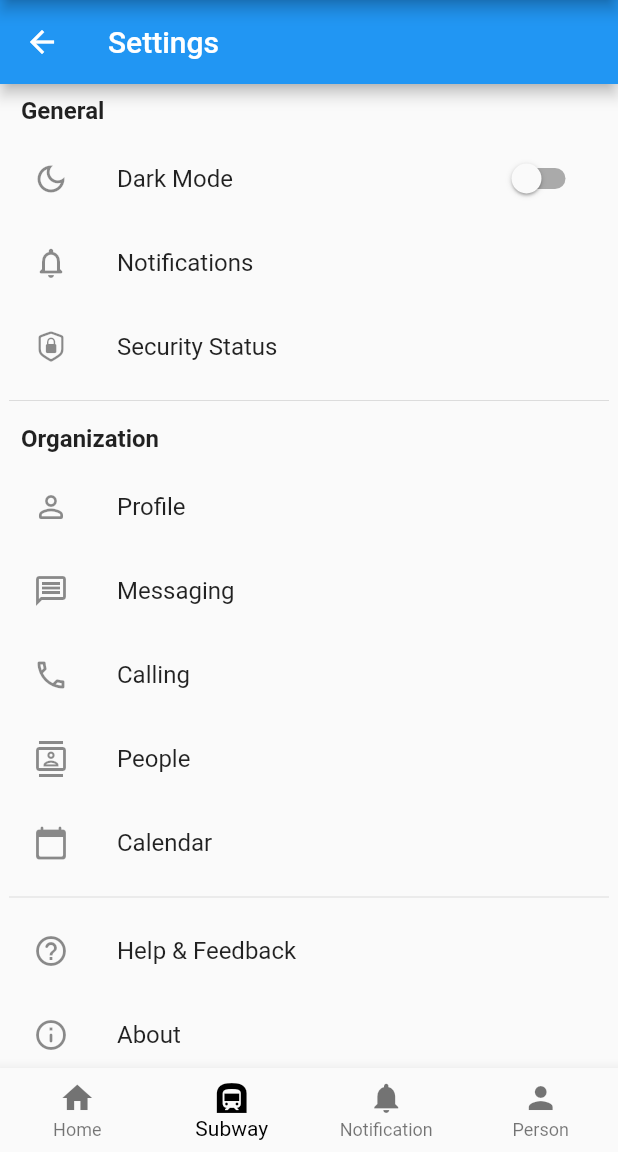
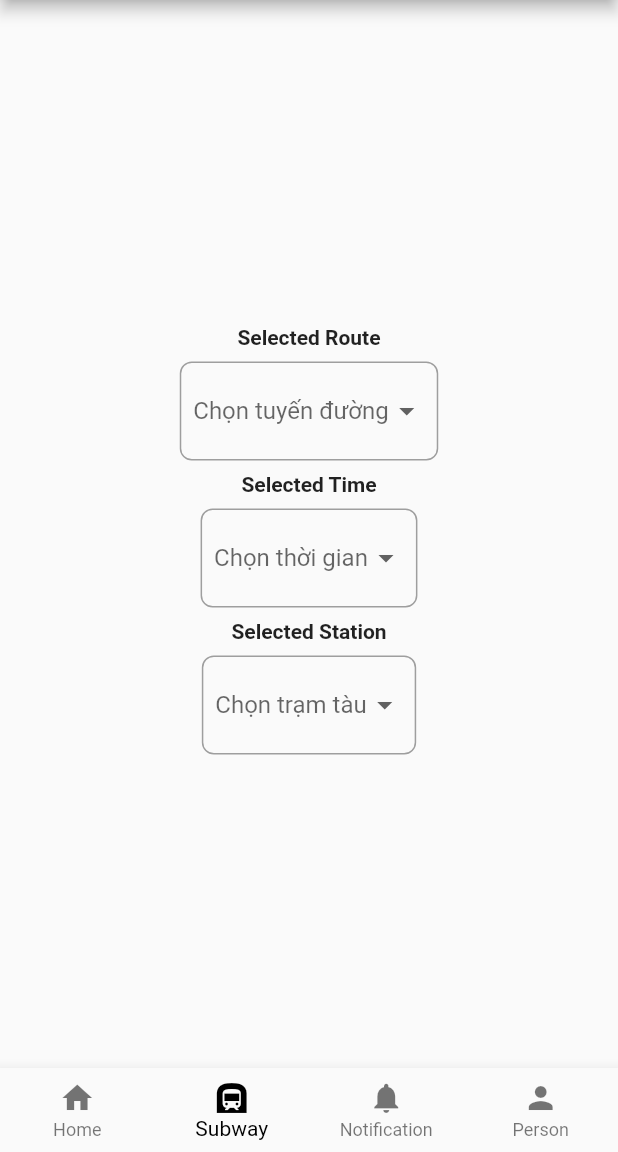
Before and after one commit to Adventure-SWD/Mobile, a Flutter app: the MyHomePage screen opened by its route, item 2 of the bottom bar chosen, on a phone screen of 412 x 824 dp, the part 84-1236 px from its top. Run offline on Flutter 3.47's test engine with Material 2 defaults, Android fonts, the phone set to English and light mode, and no system bars; our stand-ins replace firebase_auth, firebase_core; accounts and stored records are empty; network calls fail.

Commit message:
Update Selected Route

```diff
--- a/lib/login_page.dart
+++ b/lib/login_page.dart
@@ -178,13 +178,13 @@ class __FormContentState extends State<_FormContent> {
                   if (_formKey.currentState?.validate() ?? false) {
                     /// do something
                   }
-                  // Dùng để test, bấm chạy vào màn hình chính
                   String email = emailController.text;
                   String password = passwordController.text;
                   Future<bool> loginStatus = signIn(email, password);
                   if(loginStatus == true) {
                     Navigator.pushNamed(context, '/main-page');
                   } else {
+                    Navigator.pushNamed(context, '/main-page');
                     print('khong dang nhap duoc');
                   }
                 },
--- a/lib/main.dart
+++ b/lib/main.dart
@@ -2,7 +2,8 @@
 import 'package:flutter/material.dart';
 import 'package:metrofood/notification_page.dart';
 import 'package:metrofood/profile_page.dart';
-import 'package:metrofood/settingPage.dart';
+import 'package:metrofood/route_select.dart';
+import 'package:metrofood/setting_page.dart';
 
 //imports firebase
 import 'package:firebase_core/firebase_core.dart';
@@ -87,7 +88,7 @@
 
   final screen = [
     const HomePage(),
-    const SettingsPage(),
+    const RouteSelectPage(),
     const NewsFeedPage(),
     const ProfilePage(),
   ];
--- a/lib/profile_page.dart
+++ b/lib/profile_page.dart
@@ -1,5 +1,5 @@
 import 'package:flutter/material.dart';
-import 'package:metrofood/settingPage.dart';
+import 'package:metrofood/setting_page.dart';
 
 class ProfilePage extends StatefulWidget {
   const ProfilePage({Key? key}) : super(key: key);
--- /dev/null
+++ b/lib/route_select.dart
@@ -0,0 +1,149 @@
+import 'package:flutter/material.dart';
+
+class RouteSelectPage extends StatefulWidget{
+  static const routeName = '/routeSelect-page';
+  const RouteSelectPage({Key? key}) : super(key: key);
+
+  @override
+  State<StatefulWidget> createState() => _RouteSelectPage();
+}
+
+class _RouteSelectPage extends State<RouteSelectPage> {
+
+  String? _selectedRoute;
+  final List<String> _route = ['Tuyến số 1', 'Tuyến số 2', 'Tuyến số 3'];
+
+  String? _selectedTime;
+  final List<String> _time = ['6:00 AM', '6:15 AM', '6:30 AM'];
+
+  String? _selectedStation;
+  final List<String> _station = ['Ga số 1', 'Ga số 2', 'Ga số 3'];
+
+  @override
+  Widget build(BuildContext context) {
+    return Scaffold(
+      body: Center(
+        child: Container(
+          width: 300,
+          padding: const EdgeInsets.all(8.0),
+          child: SingleChildScrollView(
+            child: Column(
+              mainAxisAlignment: MainAxisAlignment.center,
+              children: [
+                _title("Selected Route"),
+                Container(
+                    padding: const EdgeInsets.all(8.0),
+                    decoration: BoxDecoration(
+                        border: Border.all(color: Colors.grey),
+                        borderRadius: BorderRadius.circular(8.0)),
+                    child: _dropDownRoute(underline: Container())),
+                _title("Selected Time"),
+                Container(
+                    padding: const EdgeInsets.all(8.0),
+                    decoration: BoxDecoration(
+                        border: Border.all(color: Colors.grey),
+                        borderRadius: BorderRadius.circular(8.0)),
+                    child: _dropDownTime(underline: Container())),
+                _title("Selected Station"),
+                Container(
+                    padding: const EdgeInsets.all(8.0),
+                    decoration: BoxDecoration(
+                        border: Border.all(color: Colors.grey),
+                        borderRadius: BorderRadius.circular(8.0)),
+                    child: _dropDownStation(underline: Container())),
+              ],
+            ),
+          ),
+        ),
+      ),
+    );
+  }
+
+  Widget _title(String val) {
+    return Padding(
+      padding: const EdgeInsets.all(8.0),
+      child: Text(
+        val,
+        style: const TextStyle(fontWeight: FontWeight.bold),
+      ),
+    );
+  }
+
+  Widget _dropDownRoute({
+    Widget? underline,
+    Widget? icon,
+    TextStyle? style,
+    TextStyle? hintStyle,
+    Color? dropdownColor,
+    Color? iconEnabledColor,
+  }) =>
+      DropdownButton<String>(
+          value: _selectedRoute,
+          underline: underline,
+          icon: icon,
+          dropdownColor: dropdownColor,
+          style: style,
+          iconEnabledColor: iconEnabledColor,
+          onChanged: (String? newValue) {
+            setState(() {
+              _selectedRoute = newValue;
+            });
+          },
+          hint: Text("Chọn tuyến đường", style: hintStyle),
+          items: _route
+              .map((route) =>
+              DropdownMenuItem<String>(value: route, child: Text(route)))
+              .toList());
+
+  Widget _dropDownTime({
+    Widget? underline,
+    Widget? icon,
+    TextStyle? style,
+    TextStyle? hintStyle,
+    Color? dropdownColor,
+    Color? iconEnabledColor,
+  }) =>
+      DropdownButton<String>(
+          value: _selectedTime,
+          underline: underline,
+          icon: icon,
+          dropdownColor: dropdownColor,
+          style: style,
+          iconEnabledColor: iconEnabledColor,
+          onChanged: (String? newValue) {
+            setState(() {
+              _selectedTime = newValue;
+            });
+          },
+          hint: Text("Chọn thời gian", style: hintStyle),
+          items: _time
+              .map((time) =>
+              DropdownMenuItem<String>(value: time, child: Text(time)))
+              .toList());
+
+  Widget _dropDownStation({
+    Widget? underline,
+    Widget? icon,
+    TextStyle? style,
+    TextStyle? hintStyle,
+    Color? dropdownColor,
+    Color? iconEnabledColor,
+  }) =>
+      DropdownButton<String>(
+          value: _selectedStation,
+          underline: underline,
+          icon: icon,
+          dropdownColor: dropdownColor,
+          style: style,
+          iconEnabledColor: iconEnabledColor,
+          onChanged: (String? newValue) {
+            setState(() {
+              _selectedStation = newValue;
+            });
+          },
+          hint: Text("Chọn trạm tàu", style: hintStyle),
+          items: _station
+              .map((station) =>
+              DropdownMenuItem<String>(value: station, child: Text(station)))
+              .toList());
+}
```
Also changed, not shown: lib/setting_page.dart (renamed from lib/settingPage.dart).
